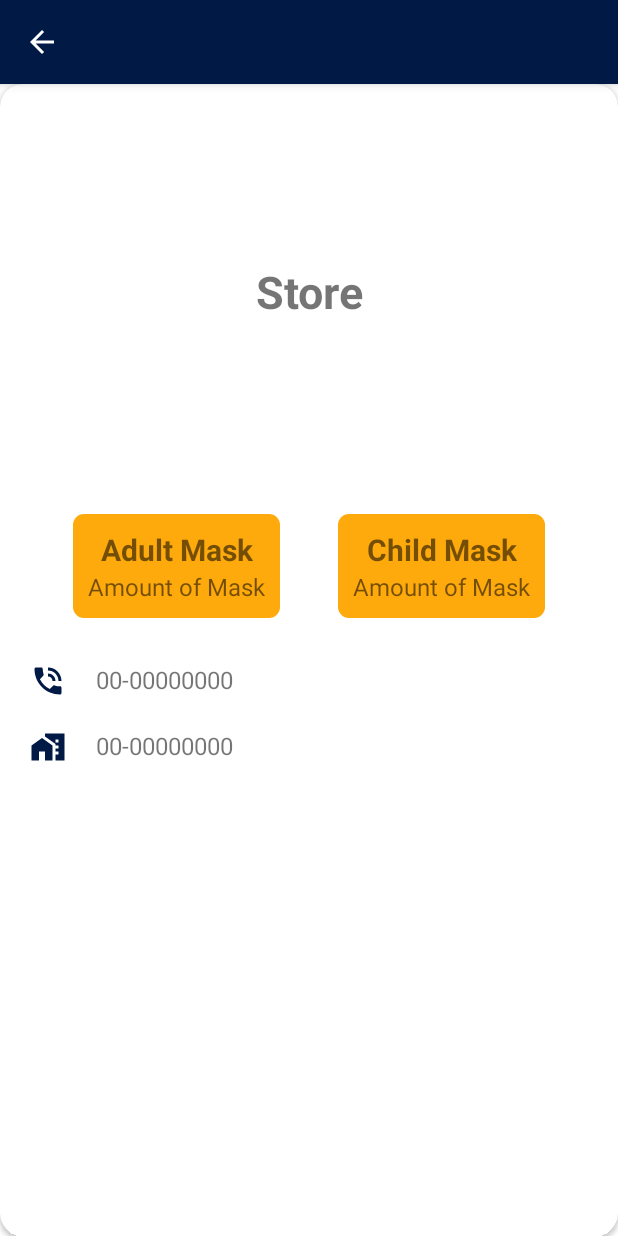
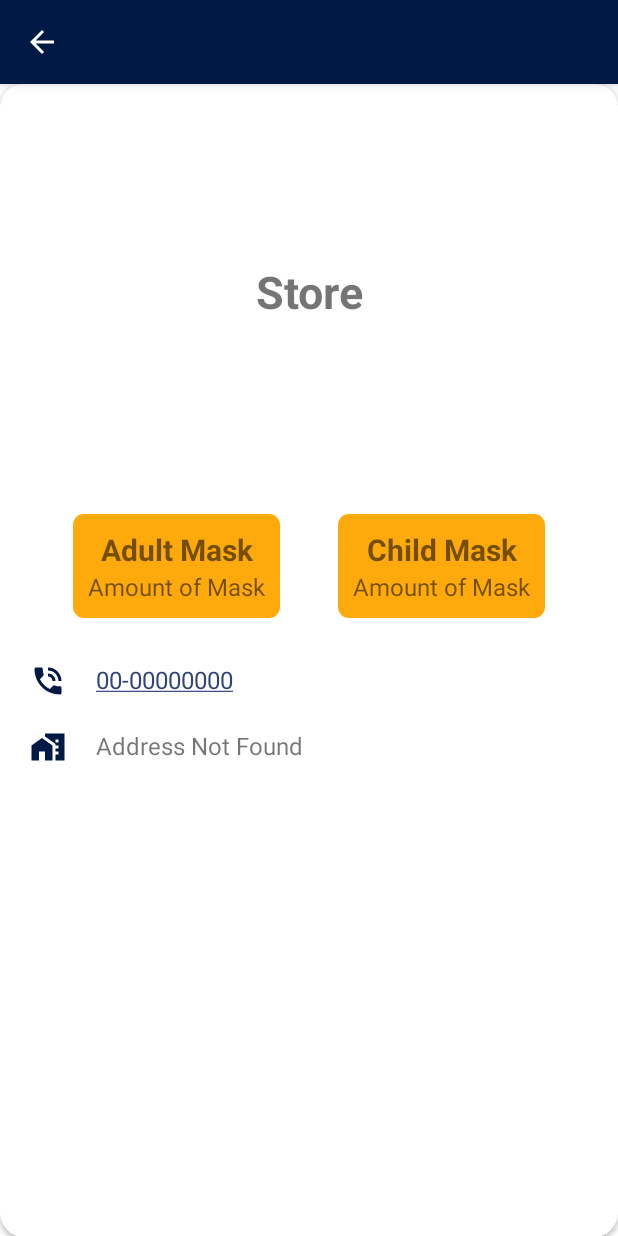
Before and after one commit to gy6543721/MaskMap, an Android app: the CardInfoActivity screen opened directly, with no data from a screen before it, on a phone screen of 412 x 824 dp. Run offline under Robolectric (Android 15) with nearby library versions, the light colour scheme and no system bars; 7 statements that could not run were skipped.

Commit message:
Update Phone & Address AutoLink

```diff
--- a/app/src/main/res/layout/activity_card_info.xml
+++ b/app/src/main/res/layout/activity_card_info.xml
@@ -123,7 +123,7 @@
                 android:id="@+id/imagePhone"
                 android:layout_width="wrap_content"
                 android:layout_height="wrap_content"
-                android:layout_marginLeft="20dp"
+                android:layout_marginStart="20dp"
                 app:layout_constraintLeft_toLeftOf="parent"
                 app:layout_constraintTop_toTopOf="parent"
                 app:srcCompat="@drawable/ic_baseline_phone" />
@@ -132,9 +132,10 @@
                 android:id="@+id/textPhoneNumber"
                 android:layout_width="0dp"
                 android:layout_height="wrap_content"
-                android:layout_marginLeft="20dp"
-                android:text="00-00000000"
-                android:textSize="16dp"
+                android:layout_marginStart="20dp"
+                android:autoLink="phone"
+                android:text="@string/phone_format"
+                android:textSize="16sp"
                 app:layout_constraintLeft_toRightOf="@+id/imagePhone"
                 app:layout_constraintRight_toRightOf="parent"
                 app:layout_constraintTop_toTopOf="@+id/imagePhone" />
@@ -153,7 +154,7 @@
                 android:id="@+id/imageAddress"
                 android:layout_width="wrap_content"
                 android:layout_height="wrap_content"
-                android:layout_marginLeft="20dp"
+                android:layout_marginStart="20dp"
                 app:layout_constraintLeft_toLeftOf="parent"
                 app:layout_constraintTop_toTopOf="parent"
                 app:srcCompat="@drawable/ic_baseline_address" />
@@ -162,9 +163,10 @@
                 android:id="@+id/textAddress"
                 android:layout_width="0dp"
                 android:layout_height="wrap_content"
-                android:layout_marginLeft="20dp"
-                android:text="00-00000000"
-                android:textSize="16dp"
+                android:layout_marginStart="20dp"
+                android:autoLink="map"
+                android:text="@string/text_address_default"
+                android:textSize="16sp"
                 app:layout_constraintLeft_toRightOf="@+id/imageAddress"
                 app:layout_constraintRight_toRightOf="parent"
                 app:layout_constraintTop_toTopOf="@+id/imageAddress" />
--- a/app/src/main/res/values-night/strings.xml
+++ b/app/src/main/res/values-night/strings.xml
@@ -19,4 +19,6 @@
 
     <string name="spinner_county_default">Please Select County</string>
     <string name="spinner_town_default">Please Select Town</string>
+    <string name="phone_format">00-00000000</string>
+    <string name="text_address_default">Address Not Found</string>
 </resources>
--- a/app/src/main/res/values/strings.xml
+++ b/app/src/main/res/values/strings.xml
@@ -18,7 +18,8 @@
 
     <string name="spinner_county_default">Please Select County</string>
     <string name="spinner_town_default">Please Select Town</string>
-
+    <string name="phone_format">00-00000000</string>
+    <string name="text_address_default">Address Not Found</string>
 
 
 </resources>
```
Also changed, not shown: 2 other files.
